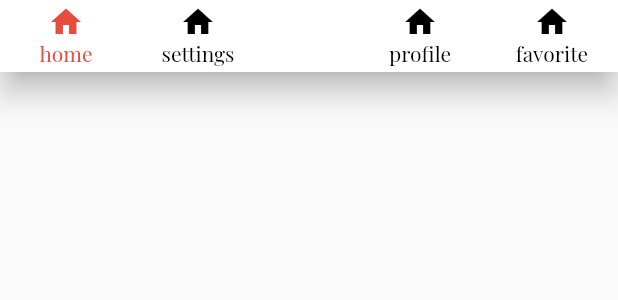
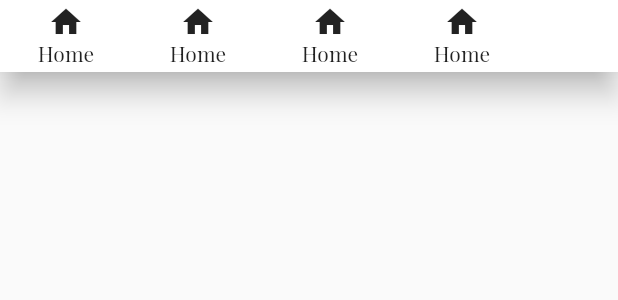
Before and after one commit to MohamedAhmedSD/ecommerce_from_wael, a Flutter app: the CustomBottomAppBarHome widget shown alone on an empty page, opened directly, on a phone screen of 412 x 824 dp. Shown: the top 300 px of the screen. Run offline on Flutter 3.47's test engine with Material 2 defaults, Android fonts, the phone set to English and light mode, and no system bars; our stand-ins replace cached_network_image, dartz, flutter_otp_text_field, flutter_svg, get, lottie and 1 more; accounts and stored records are empty; project files that could hold a hidden picture were left out.

Commit message:
[64] BNB

```diff
--- a/lib/routes.dart
+++ b/lib/routes.dart
@@ -12,7 +12,7 @@ import 'view/screen/auth/other_features/forgetpassword/verifycode.dart';
 import 'view/screen/auth/other_features/success_signup.dart';
 import 'view/screen/auth/other_features/verifycode_signup.dart';
 import 'view/screen/auth/signup.dart';
-import 'view/screen/items.dart';
+import 'view/screen/homepage/home.dart';
 
 //* flutter ordinary routes
 // Map<String, Widget Function(BuildContext)> routes = {
@@ -61,8 +61,8 @@ List<GetPage<dynamic>>? routes = [
       name: AppRoute.verfiyCodeSignUp, page: () => const VerfiyCodeSignUp()),
 
   //! ==================== [hpmepage] ====================
-  // GetPage(name: AppRoute.homepage, page: () => const HomePage()),
+  GetPage(name: AppRoute.homepage, page: () => const HomePage()),
   GetPage(name: AppRoute.homepage, page: () => const HomeScreen()),
   // GetPage(name: AppRoute.items, page: () => const Items()),
-  GetPage(name: '/', page: () => const Items()),
+  // GetPage(name: '/', page: () => const Items()),
 ];
--- a/lib/view/screen/items.dart
+++ b/lib/view/screen/items.dart
@@ -40,8 +40,8 @@ class Items extends StatelessWidget {
                         return CustomListItems(
                             itemsModel:
                                 ItemsModel.fromJson(controller.data[index]));
-                      })
-                ]))),
+                      }),
+                ]),),),
       ),
     );
   }
--- a/lib/view/widgets/home/custombottomappbarhome.dart
+++ b/lib/view/widgets/home/custombottomappbarhome.dart
@@ -2,7 +2,6 @@ import 'package:flutter/material.dart';
 import 'package:get/get.dart';
 
 import '../../../controller/homescreen_controller.dart';
-import 'custombuttonappbar.dart';
 
 class CustomBottomAppBarHome extends StatelessWidget {
   const CustomBottomAppBarHome({Key? key}) : super(key: key);
@@ -10,24 +9,76 @@ class CustomBottomAppBarHome extends StatelessWidget {
   @override
   Widget build(BuildContext context) {
     return GetBuilder<HomeScreenControllerImp>(
-        builder: (controller) => BottomAppBar(
-            shape: const CircularNotchedRectangle(),
-            notchMargin: 10,
-            child: Row(
+      builder: (controller) => BottomAppBar(
+        //? to cut apart from BNB we need to use notch and its margin
+        shape: const CircularNotchedRectangle(),
+        notchMargin: 10,
+        child:
+            // Row(
+            //   children: [
+            //     ...List.generate(
+            //       controller.listPage.length + 1,
+            //       ((index) {
+            //         int i = index > 2 ? index - 1 : index;
+            //         return index == 2
+            //             ? const Spacer()
+            //             : CustomButtonAppBar(
+            //                 textbutton: controller.titlebottomappbar[i],
+            //                 icondata: Icons.home,
+            //                 onPressed: () {
+            //                   controller.changePage(i);
+            //                 },
+            //                 active: controller.currentpage == i ? true : false);
+            //       }),
+            //     ),
+            //   ],
+            // ),
+
+            //! old ============================================================
+            //* Row => Row => 4x [ button(columns{icon + text})]
+            //? make spacer bettween 2 && 3 to make space to use it latter by floatingAB
+            Row(
+          children: [
+            Row(
               children: [
-                ...List.generate(controller.listPage.length + 1, ((index) {
-                  int i = index > 2 ? index - 1 : index;
-                  return index == 2
-                      ? const Spacer()
-                      : CustomButtonAppBar(
-                          textbutton: controller.titlebottomappbar[i],
-                          icondata: Icons.home,
-                          onPressed: () {
-                            controller.changePage(i);
-                          },
-                          active: controller.currentpage == i ? true : false);
-                }))
+                MaterialButton(
+                  onPressed: () {},
+                  child: Column(
+                    //! must use its min size to avoid error
+                    mainAxisSize: MainAxisSize.min,
+                    children: const [Icon(Icons.home), Text('Home')],
+                  ),
+                ),
+                MaterialButton(
+                  onPressed: () {},
+                  child: Column(
+                    //! must use its min size to avoid error
+                    mainAxisSize: MainAxisSize.min,
+                    children: const [Icon(Icons.home), Text('Home')],
+                  ),
+                ),
+                const Spacer(),
+                MaterialButton(
+                  onPressed: () {},
+                  child: Column(
+                    //! must use its min size to avoid error
+                    mainAxisSize: MainAxisSize.min,
+                    children: const [Icon(Icons.home), Text('Home')],
+                  ),
+                ),
+                MaterialButton(
+                  onPressed: () {},
+                  child: Column(
+                    //! must use its min size to avoid error
+                    mainAxisSize: MainAxisSize.min,
+                    children: const [Icon(Icons.home), Text('Home')],
+                  ),
+                ),
               ],
-            )));
+            )
+          ],
+        ),
+      ),
+    );
   }
 }
```
Also changed, not shown: lib/view/screen/homepage/home.dart (+17 -6 lines), lib/view/screen/homepage/homescreen.dart (+8 -0 lines), lib/view/widgets/home/customtitlehome.dart (+8 -5 lines).
